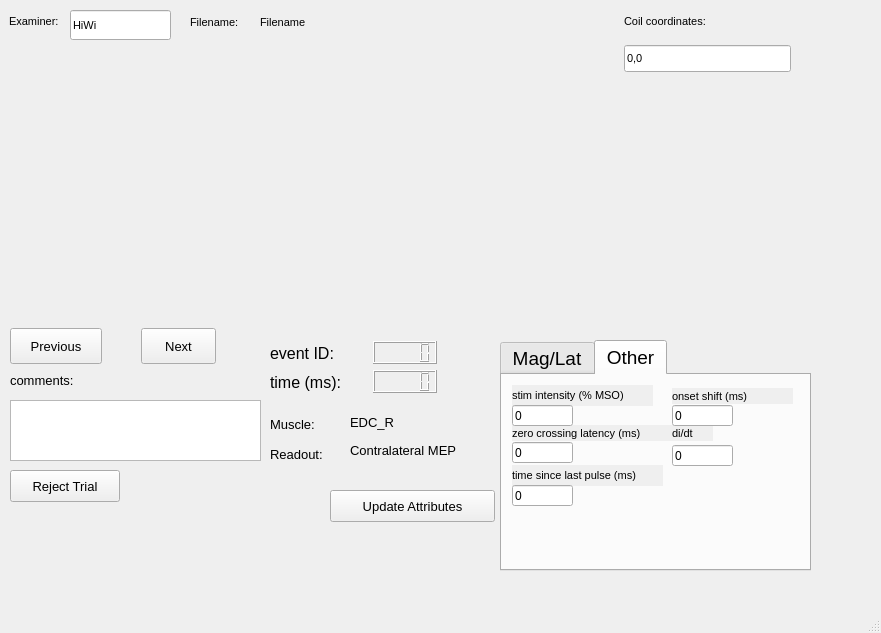
Qt form offspect/gui/uis/visual_inspection_gui_LR.ui (neuromti/tool-offspect) before a commit.
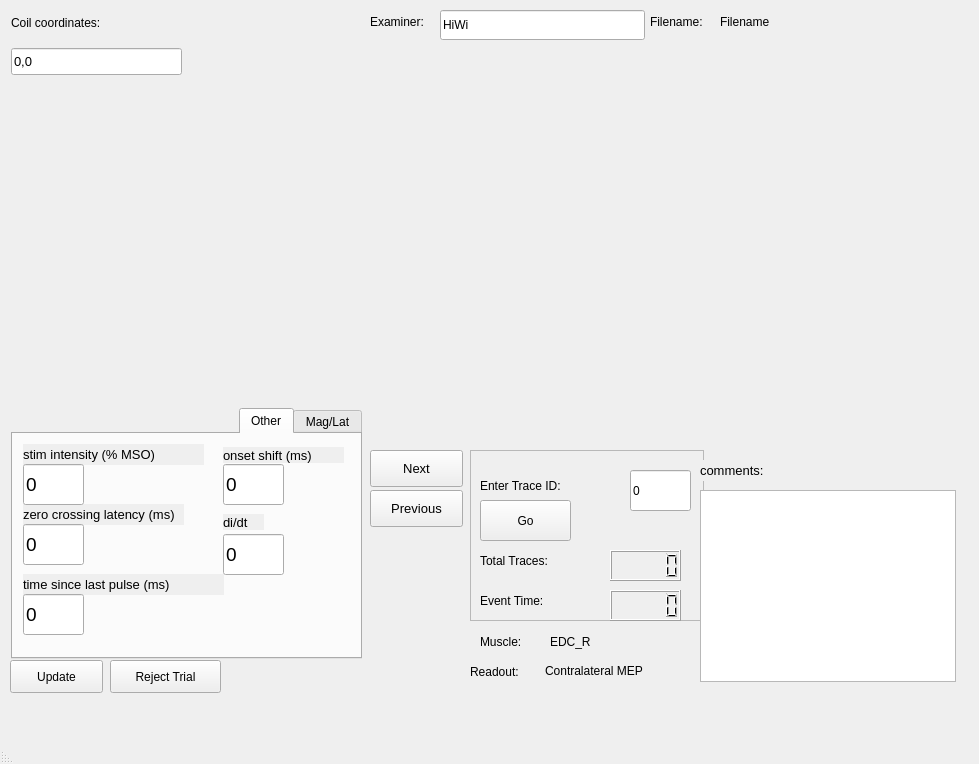
The same form after that commit. The open tabs and pages were chosen to show the change. Custom widgets are drawn as their Qt base class.

Commit message: Added vpp and red lines to plot. Reformatted LR and XS so that plot is larger, added random accessing of traces, made rejections saved as soon as button is pressed.

The edit to the form file:
```diff
--- a/offspect/gui/uis/visual_inspection_gui_LR.ui
+++ b/offspect/gui/uis/visual_inspection_gui_LR.ui
@@ -6,13 +6,16 @@
    <rect>
     <x>0</x>
     <y>0</y>
-    <width>881</width>
-    <height>633</height>
+    <width>979</width>
+    <height>764</height>
    </rect>
   </property>
   <property name="windowTitle">
    <string>MainWindow</string>
   </property>
+  <property name="layoutDirection">
+   <enum>Qt::RightToLeft</enum>
+  </property>
   <property name="dockNestingEnabled">
    <bool>false</bool>
   </property>
@@ -29,49 +32,18 @@
    <property name="autoFillBackground">
     <bool>true</bool>
    </property>
-   <widget class="QLCDNumber" name="event_time_num">
-    <property name="geometry">
-     <rect>
-      <x>373</x>
-      <y>370</y>
-      <width>64</width>
-      <height>23</height>
-     </rect>
-    </property>
-    <property name="autoFillBackground">
-     <bool>true</bool>
-    </property>
-   </widget>
-   <widget class="QPushButton" name="reject_button">
-    <property name="geometry">
-     <rect>
-      <x>10</x>
-      <y>470</y>
-      <width>110</width>
-      <height>32</height>
-     </rect>
-    </property>
-    <property name="font">
-     <font>
-      <pointsize>10</pointsize>
-     </font>
-    </property>
-    <property name="text">
-     <string>Reject Trial</string>
-    </property>
-   </widget>
    <widget class="QLabel" name="readout_label">
     <property name="geometry">
      <rect>
-      <x>270</x>
-      <y>440</y>
+      <x>470</x>
+      <y>660</y>
       <width>71</width>
-      <height>28</height>
+      <height>24</height>
      </rect>
     </property>
     <property name="font">
      <font>
-      <pointsize>10</pointsize>
+      <pointsize>9</pointsize>
      </font>
     </property>
     <property name="autoFillBackground">
@@ -81,28 +53,18 @@
      <string>Readout:</string>
     </property>
    </widget>
-   <widget class="QTextEdit" name="commentbox">
-    <property name="geometry">
-     <rect>
-      <x>10</x>
-      <y>400</y>
-      <width>251</width>
-      <height>61</height>
-     </rect>
-    </property>
-   </widget>
    <widget class="QLabel" name="channel_label">
     <property name="geometry">
      <rect>
-      <x>350</x>
-      <y>410</y>
+      <x>550</x>
+      <y>630</y>
       <width>60</width>
       <height>24</height>
      </rect>
     </property>
     <property name="font">
      <font>
-      <pointsize>10</pointsize>
+      <pointsize>9</pointsize>
      </font>
     </property>
     <property name="autoFillBackground">
@@ -112,18 +74,36 @@
      <string>EDC_R</string>
     </property>
    </widget>
+   <widget class="QLabel" name="readout">
+    <property name="geometry">
+     <rect>
+      <x>545</x>
+      <y>660</y>
+      <width>133</width>
+      <height>21</height>
+     </rect>
+    </property>
+    <property name="font">
+     <font>
+      <pointsize>9</pointsize>
+     </font>
+    </property>
+    <property name="text">
+     <string>Contralateral MEP</string>
+    </property>
+   </widget>
    <widget class="QLabel" name="muscle_label">
     <property name="geometry">
      <rect>
-      <x>270</x>
-      <y>410</y>
-      <width>77</width>
-      <height>28</height>
+      <x>480</x>
+      <y>630</y>
+      <width>67</width>
+      <height>24</height>
      </rect>
     </property>
     <property name="font">
      <font>
-      <pointsize>10</pointsize>
+      <pointsize>9</pointsize>
      </font>
     </property>
     <property name="autoFillBackground">
@@ -133,134 +113,195 @@
      <string>Muscle:</string>
     </property>
    </widget>
-   <widget class="QLabel" name="dataindexlabel">
-    <property name="geometry">
-     <rect>
-      <x>270</x>
-      <y>341</y>
-      <width>84</width>
-      <height>24</height>
-     </rect>
-    </property>
-    <property name="font">
-     <font>
-      <pointsize>12</pointsize>
-     </font>
-    </property>
-    <property name="autoFillBackground">
+   <widget class="MplWidget" name="MplWidget2" native="true">
+    <property name="enabled">
      <bool>true</bool>
     </property>
-    <property name="text">
-     <string>event ID:</string>
-    </property>
-   </widget>
-   <widget class="QLCDNumber" name="event_id_num">
     <property name="geometry">
      <rect>
-      <x>373</x>
-      <y>341</y>
-      <width>64</width>
-      <height>23</height>
+      <x>11</x>
+      <y>82</y>
+      <width>351</width>
+      <height>319</height>
      </rect>
     </property>
-    <property name="autoFillBackground">
-     <bool>true</bool>
-    </property>
    </widget>
-   <widget class="QPushButton" name="previous_button">
+   <widget class="MplWidget" name="MplWidget1" native="true">
     <property name="geometry">
      <rect>
-      <x>10</x>
-      <y>328</y>
-      <width>92</width>
-      <height>36</height>
+      <x>370</x>
+      <y>48</y>
+      <width>591</width>
+      <height>400</height>
      </rect>
     </property>
-    <property name="font">
-     <font>
-      <pointsize>10</pointsize>
-     </font>
+    <property name="layoutDirection">
+     <enum>Qt::LeftToRight</enum>
     </property>
-    <property name="text">
-     <string>Previous</string>
-    </property>
    </widget>
-   <widget class="QPushButton" name="update_attrs_button">
+   <widget class="QFrame" name="frame">
     <property name="geometry">
      <rect>
-      <x>330</x>
-      <y>490</y>
-      <width>165</width>
-      <height>32</height>
+      <x>470</x>
+      <y>450</y>
+      <width>234</width>
+      <height>171</height>
      </rect>
     </property>
     <property name="font">
      <font>
-      <pointsize>10</pointsize>
+      <pointsize>9</pointsize>
      </font>
     </property>
-    <property name="text">
-     <string>Update Attributes</string>
+    <property name="frameShape">
+     <enum>QFrame::StyledPanel</enum>
     </property>
-   </widget>
-   <widget class="QPushButton" name="next_button">
-    <property name="geometry">
-     <rect>
-      <x>141</x>
-      <y>328</y>
-      <width>75</width>
-      <height>36</height>
-     </rect>
+    <property name="frameShadow">
+     <enum>QFrame::Raised</enum>
     </property>
-    <property name="font">
-     <font>
-      <pointsize>10</pointsize>
-     </font>
-    </property>
-    <property name="text">
-     <string>Next</string>
-    </property>
+    <widget class="QLabel" name="label">
+     <property name="geometry">
+      <rect>
+       <x>10</x>
+       <y>20</y>
+       <width>141</width>
+       <height>31</height>
+      </rect>
+     </property>
+     <property name="font">
+      <font>
+       <pointsize>9</pointsize>
+      </font>
+     </property>
+     <property name="text">
+      <string>Enter Trace ID:</string>
+     </property>
+    </widget>
+    <widget class="QLineEdit" name="trace_idx_num">
+     <property name="geometry">
+      <rect>
+       <x>160</x>
+       <y>20</y>
+       <width>61</width>
+       <height>41</height>
+      </rect>
+     </property>
+     <property name="font">
+      <font>
+       <pointsize>9</pointsize>
+      </font>
+     </property>
+     <property name="text">
+      <string>0</string>
+     </property>
+    </widget>
+    <widget class="QLCDNumber" name="last_trace_num">
+     <property name="geometry">
+      <rect>
+       <x>140</x>
+       <y>100</y>
+       <width>71</width>
+       <height>31</height>
+      </rect>
+     </property>
+     <property name="font">
+      <font>
+       <pointsize>9</pointsize>
+      </font>
+     </property>
+    </widget>
+    <widget class="QLabel" name="label_2">
+     <property name="geometry">
+      <rect>
+       <x>10</x>
+       <y>90</y>
+       <width>131</width>
+       <height>41</height>
+      </rect>
+     </property>
+     <property name="font">
+      <font>
+       <pointsize>9</pointsize>
+      </font>
+     </property>
+     <property name="text">
+      <string>Total Traces: </string>
+     </property>
+    </widget>
+    <widget class="QLCDNumber" name="event_time_num">
+     <property name="geometry">
+      <rect>
+       <x>140</x>
+       <y>140</y>
+       <width>71</width>
+       <height>31</height>
+      </rect>
+     </property>
+     <property name="font">
+      <font>
+       <pointsize>9</pointsize>
+      </font>
+     </property>
+    </widget>
+    <widget class="QLabel" name="label_3">
+     <property name="geometry">
+      <rect>
+       <x>10</x>
+       <y>130</y>
+       <width>131</width>
+       <height>41</height>
+      </rect>
+     </property>
+     <property name="font">
+      <font>
+       <pointsize>9</pointsize>
+      </font>
+     </property>
+     <property name="text">
+      <string>Event Time:</string>
+     </property>
+    </widget>
+    <widget class="QPushButton" name="trace_update_button">
+     <property name="geometry">
+      <rect>
+       <x>10</x>
+       <y>50</y>
+       <width>91</width>
+       <height>41</height>
+      </rect>
+     </property>
+     <property name="font">
+      <font>
+       <pointsize>9</pointsize>
+      </font>
+     </property>
+     <property name="text">
+      <string>Go</string>
+     </property>
+    </widget>
    </widget>
    <widget class="QLineEdit" name="examiner_name">
     <property name="geometry">
      <rect>
-      <x>70</x>
+      <x>440</x>
       <y>10</y>
-      <width>101</width>
+      <width>205</width>
       <height>30</height>
      </rect>
     </property>
     <property name="font">
      <font>
-      <pointsize>8</pointsize>
+      <pointsize>9</pointsize>
      </font>
     </property>
     <property name="text">
      <string>HiWi</string>
     </property>
    </widget>
-   <widget class="QLineEdit" name="coil_coordinate_input">
-    <property name="geometry">
-     <rect>
-      <x>624</x>
-      <y>45</y>
-      <width>167</width>
-      <height>27</height>
-     </rect>
-    </property>
-    <property name="font">
-     <font>
-      <pointsize>8</pointsize>
-     </font>
-    </property>
-    <property name="text">
-     <string>0,0</string>
-    </property>
-   </widget>
    <widget class="QLabel" name="filename_label">
     <property name="geometry">
      <rect>
-      <x>190</x>
+      <x>650</x>
       <y>10</y>
       <width>94</width>
       <height>24</height>
@@ -268,7 +309,7 @@
     </property>
     <property name="font">
      <font>
-      <pointsize>8</pointsize>
+      <pointsize>9</pointsize>
      </font>
     </property>
     <property name="text">
@@ -278,15 +319,15 @@
    <widget class="QLabel" name="filename_label_2">
     <property name="geometry">
      <rect>
-      <x>260</x>
+      <x>720</x>
       <y>10</y>
-      <width>81</width>
+      <width>251</width>
       <height>24</height>
      </rect>
     </property>
     <property name="font">
      <font>
-      <pointsize>8</pointsize>
+      <pointsize>9</pointsize>
      </font>
     </property>
     <property name="text">
@@ -296,83 +337,126 @@
    <widget class="QLabel" name="coilcoordinateslabel">
     <property name="geometry">
      <rect>
-      <x>624</x>
-      <y>9</y>
+      <x>11</x>
+      <y>11</y>
       <width>155</width>
       <height>24</height>
      </rect>
     </property>
     <property name="font">
      <font>
-      <pointsize>8</pointsize>
+      <pointsize>9</pointsize>
      </font>
     </property>
     <property name="text">
      <string>Coil coordinates: </string>
     </property>
    </widget>
-   <widget class="QLabel" name="readout">
-    <property name="geometry">
-     <rect>
-      <x>350</x>
-      <y>440</y>
-      <width>133</width>
-      <height>21</height>
-     </rect>
-    </property>
-    <property name="font">
-     <font>
-      <pointsize>10</pointsize>
-     </font>
-    </property>
-    <property name="text">
-     <string>Contralateral MEP</string>
-    </property>
-   </widget>
-   <widget class="QLabel" name="datatimelabel">
-    <property name="geometry">
-     <rect>
-      <x>270</x>
-      <y>370</y>
-      <width>95</width>
-      <height>24</height>
-     </rect>
-    </property>
-    <property name="font">
-     <font>
-      <pointsize>12</pointsize>
-     </font>
-    </property>
-    <property name="autoFillBackground">
-     <bool>true</bool>
-    </property>
-    <property name="text">
-     <string>time (ms):</string>
-    </property>
-   </widget>
    <widget class="QLabel" name="examinerlabel">
     <property name="geometry">
      <rect>
-      <x>9</x>
-      <y>9</y>
+      <x>370</x>
+      <y>10</y>
       <width>96</width>
       <height>24</height>
      </rect>
     </property>
     <property name="font">
      <font>
-      <pointsize>8</pointsize>
+      <pointsize>9</pointsize>
      </font>
     </property>
     <property name="text">
      <string>Examiner: </string>
     </property>
    </widget>
+   <widget class="QPushButton" name="next_button">
+    <property name="geometry">
+     <rect>
+      <x>370</x>
+      <y>450</y>
+      <width>93</width>
+      <height>37</height>
+     </rect>
+    </property>
+    <property name="font">
+     <font>
+      <pointsize>10</pointsize>
+     </font>
+    </property>
+    <property name="text">
+     <string>Next</string>
+    </property>
+   </widget>
+   <widget class="QTextEdit" name="commentbox">
+    <property name="geometry">
+     <rect>
+      <x>700</x>
+      <y>490</y>
+      <width>256</width>
+      <height>192</height>
+     </rect>
+    </property>
+   </widget>
+   <widget class="QPushButton" name="previous_button">
+    <property name="geometry">
+     <rect>
+      <x>370</x>
+      <y>490</y>
+      <width>93</width>
+      <height>37</height>
+     </rect>
+    </property>
+    <property name="font">
+     <font>
+      <pointsize>10</pointsize>
+     </font>
+    </property>
+    <property name="text">
+     <string>Previous</string>
+    </property>
+   </widget>
+   <widget class="QPushButton" name="reject_button">
+    <property name="geometry">
+     <rect>
+      <x>110</x>
+      <y>660</y>
+      <width>111</width>
+      <height>33</height>
+     </rect>
+    </property>
+    <property name="font">
+     <font>
+      <pointsize>9</pointsize>
+     </font>
+    </property>
+    <property name="text">
+     <string>Reject Trial</string>
+    </property>
+   </widget>
+   <widget class="QLineEdit" name="coil_coordinate_input">
+    <property name="geometry">
+     <rect>
+      <x>11</x>
+      <y>48</y>
+      <width>171</width>
+      <height>27</height>
+     </rect>
+    </property>
+    <property name="font">
+     <font>
+      <pointsize>10</pointsize>
+     </font>
+    </property>
+    <property name="text">
+     <string>0,0</string>
+    </property>
+   </widget>
    <widget class="QLabel" name="zeroxinglabel_2">
     <property name="geometry">
      <rect>
-      <x>10</x>
-      <y>370</y>
+      <x>700</x>
+      <y>460</y>
       <width>83</width>
       <height>21</height>
      </rect>
@@ -389,48 +473,40 @@
      <string>comments:</string>
     </property>
    </widget>
-   <widget class="MplWidget" name="MplWidget2" native="true">
-    <property name="enabled">
-     <bool>true</bool>
-    </property>
+   <widget class="QPushButton" name="update_attrs_button">
     <property name="geometry">
      <rect>
-      <x>624</x>
-      <y>78</y>
-      <width>241</width>
-      <height>251</height>
+      <x>10</x>
+      <y>660</y>
+      <width>93</width>
+      <height>33</height>
      </rect>
     </property>
-   </widget>
-   <widget class="MplWidget" name="MplWidget1" native="true">
-    <property name="geometry">
-     <rect>
-      <x>9</x>
-      <y>45</y>
-      <width>609</width>
-      <height>281</height>
-     </rect>
+    <property name="font">
+     <font>
+      <pointsize>9</pointsize>
+     </font>
     </property>
-    <property name="layoutDirection">
-     <enum>Qt::LeftToRight</enum>
+    <property name="text">
+     <string>Update</string>
     </property>
    </widget>
    <widget class="QTabWidget" name="tabWidget">
     <property name="geometry">
      <rect>
-      <x>500</x>
-      <y>340</y>
-      <width>311</width>
-      <height>231</height>
+      <x>11</x>
+      <y>408</y>
+      <width>351</width>
+      <height>251</height>
      </rect>
     </property>
     <property name="font">
      <font>
-      <pointsize>14</pointsize>
+      <pointsize>9</pointsize>
      </font>
     </property>
     <property name="currentIndex">
-     <number>1</number>
+     <number>0</number>
     </property>
     <widget class="QWidget" name="tab">
      <attribute name="title">
@@ -439,7 +515,7 @@
      <widget class="QLabel" name="peaklatlabel">
       <property name="geometry">
        <rect>
-        <x>150</x>
+        <x>160</x>
         <y>14</y>
         <width>141</width>
         <height>31</height>
@@ -447,7 +523,7 @@
       </property>
       <property name="font">
        <font>
-        <pointsize>8</pointsize>
+        <pointsize>10</pointsize>
        </font>
       </property>
       <property name="autoFillBackground">
@@ -460,15 +536,15 @@
      <widget class="QLabel" name="troughlatlabel">
       <property name="geometry">
        <rect>
-        <x>150</x>
-        <y>60</y>
+        <x>160</x>
+        <y>90</y>
         <width>112</width>
         <height>21</height>
        </rect>
       </property>
       <property name="font">
        <font>
-        <pointsize>8</pointsize>
+        <pointsize>10</pointsize>
        </font>
       </property>
       <property name="autoFillBackground">
@@ -482,14 +558,14 @@
       <property name="geometry">
        <rect>
         <x>10</x>
-        <y>60</y>
+        <y>90</y>
         <width>130</width>
         <height>21</height>
        </rect>
       </property>
       <property name="font">
        <font>
-        <pointsize>8</pointsize>
+        <pointsize>10</pointsize>
        </font>
       </property>
       <property name="autoFillBackground">
@@ -510,7 +586,7 @@
       </property>
       <property name="font">
        <font>
-        <pointsize>8</pointsize>
+        <pointsize>10</pointsize>
        </font>
       </property>
       <property name="autoFillBackground">
@@ -523,15 +599,15 @@
      <widget class="QLineEdit" name="peaklat_num">
       <property name="geometry">
        <rect>
-        <x>150</x>
+        <x>160</x>
         <y>40</y>
         <width>61</width>
-        <height>21</height>
+        <height>41</height>
        </rect>
       </property>
       <property name="font">
        <font>
-        <pointsize>9</pointsize>
+        <pointsize>14</pointsize>
        </font>
       </property>
       <property name="text">
@@ -542,14 +618,14 @@
       <property name="geometry">
        <rect>
         <x>10</x>
-        <y>80</y>
+        <y>110</y>
         <width>61</width>
-        <height>21</height>
+        <height>41</height>
        </rect>
       </property>
       <property name="font">
        <font>
-        <pointsize>9</pointsize>
+        <pointsize>14</pointsize>
        </font>
       </property>
       <property name="text">
@@ -559,15 +635,15 @@
      <widget class="QLineEdit" name="troughlat_num">
       <property name="geometry">
        <rect>
-        <x>150</x>
-        <y>80</y>
+        <x>160</x>
+        <y>110</y>
         <width>61</width>
-        <height>21</height>
+        <height>41</height>
        </rect>
       </property>
       <property name="font">
        <font>
-        <pointsize>9</pointsize>
+        <pointsize>14</pointsize>
        </font>
       </property>
       <property name="text">
@@ -580,12 +656,12 @@
         <x>10</x>
         <y>40</y>
         <width>61</width>
-        <height>21</height>
+        <height>41</height>
        </rect>
       </property>
       <property name="font">
        <font>
-        <pointsize>9</pointsize>
+        <pointsize>14</pointsize>
        </font>
       </property>
       <property name="text">
@@ -601,14 +677,14 @@
       <property name="geometry">
        <rect>
         <x>10</x>
-        <y>50</y>
+        <y>70</y>
         <width>161</width>
-        <height>16</height>
+        <height>21</height>
        </rect>
       </property>
       <property name="font">
        <font>
-        <pointsize>8</pointsize>
+        <pointsize>10</pointsize>
        </font>
       </property>
       <property name="autoFillBackground">
@@ -621,15 +697,15 @@
      <widget class="QLabel" name="time_since_pulse_label_3">
       <property name="geometry">
        <rect>
-        <x>170</x>
-        <y>50</y>
+        <x>210</x>
+        <y>80</y>
         <width>41</width>
         <height>16</height>
        </rect>
       </property>
       <property name="font">
        <font>
-        <pointsize>8</pointsize>
+        <pointsize>10</pointsize>
        </font>
       </property>
       <property name="autoFillBackground">
@@ -642,7 +718,7 @@
      <widget class="QLabel" name="time_since_pulse_label_2">
       <property name="geometry">
        <rect>
-        <x>170</x>
+        <x>210</x>
         <y>13</y>
         <width>121</width>
         <height>16</height>
@@ -650,7 +726,7 @@
       </property>
       <property name="font">
        <font>
-        <pointsize>8</pointsize>
+        <pointsize>10</pointsize>
        </font>
       </property>
       <property name="autoFillBackground">
@@ -664,14 +740,14 @@
       <property name="geometry">
        <rect>
         <x>10</x>
-        <y>90</y>
-        <width>151</width>
+        <y>140</y>
+        <width>201</width>
         <height>21</height>
        </rect>
       </property>
       <property name="font">
        <font>
-        <pointsize>8</pointsize>
+        <pointsize>10</pointsize>
        </font>
       </property>
       <property name="autoFillBackground">
@@ -686,13 +762,13 @@
        <rect>
         <x>10</x>
         <y>10</y>
-        <width>141</width>
+        <width>181</width>
         <height>21</height>
        </rect>
       </property>
       <property name="font">
        <font>
-        <pointsize>8</pointsize>
+        <pointsize>10</pointsize>
        </font>
       </property>
       <property name="autoFillBackground">
@@ -706,14 +782,14 @@
       <property name="geometry">
        <rect>
         <x>10</x>
-        <y>67</y>
+        <y>90</y>
         <width>61</width>
-        <height>21</height>
+        <height>41</height>
        </rect>
       </property>
       <property name="font">
        <font>
-        <pointsize>9</pointsize>
+        <pointsize>14</pointsize>
        </font>
       </property>
       <property name="text">
@@ -726,12 +802,12 @@
         <x>10</x>
         <y>30</y>
         <width>61</width>
-        <height>21</height>
+        <height>41</height>
        </rect>
       </property>
       <property name="font">
        <font>
-        <pointsize>9</pointsize>
+        <pointsize>14</pointsize>
        </font>
       </property>
       <property name="text">
@@ -741,15 +817,15 @@
      <widget class="QLineEdit" name="onset_shift_num">
       <property name="geometry">
        <rect>
-        <x>170</x>
+        <x>210</x>
         <y>30</y>
         <width>61</width>
-        <height>21</height>
+        <height>41</height>
        </rect>
       </property>
       <property name="font">
        <font>
-        <pointsize>9</pointsize>
+        <pointsize>14</pointsize>
        </font>
       </property>
       <property name="text">
@@ -759,15 +835,15 @@
      <widget class="QLineEdit" name="didt_num">
       <property name="geometry">
        <rect>
-        <x>170</x>
-        <y>70</y>
+        <x>210</x>
+        <y>100</y>
         <width>61</width>
-        <height>21</height>
+        <height>41</height>
        </rect>
       </property>
       <property name="font">
        <font>
-        <pointsize>9</pointsize>
+        <pointsize>14</pointsize>
        </font>
       </property>
       <property name="text">
@@ -778,14 +854,14 @@
       <property name="geometry">
        <rect>
         <x>10</x>
-        <y>110</y>
+        <y>160</y>
         <width>61</width>
-        <height>21</height>
+        <height>41</height>
        </rect>
       </property>
       <property name="font">
        <font>
-        <pointsize>9</pointsize>
+        <pointsize>14</pointsize>
        </font>
       </property>
       <property name="text">
@@ -800,8 +876,8 @@
     <rect>
      <x>0</x>
      <y>0</y>
-     <width>881</width>
-     <height>20</height>
+     <width>979</width>
+     <height>26</height>
     </rect>
    </property>
   </widget>
```
The commit also changes 8 other files.
